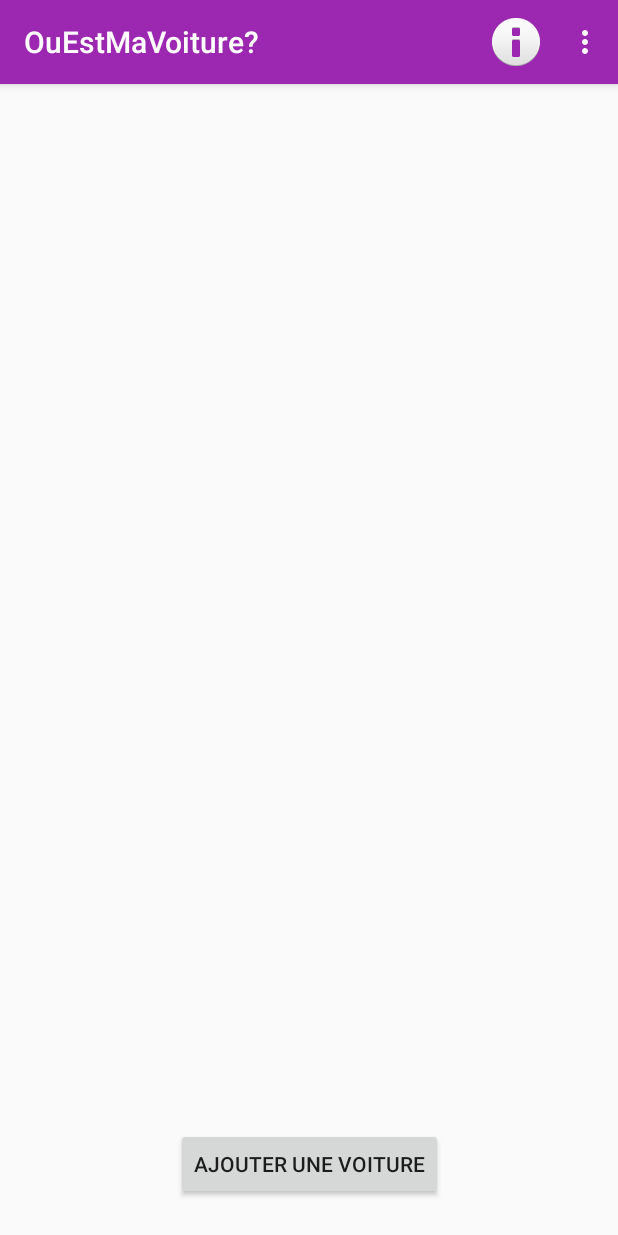
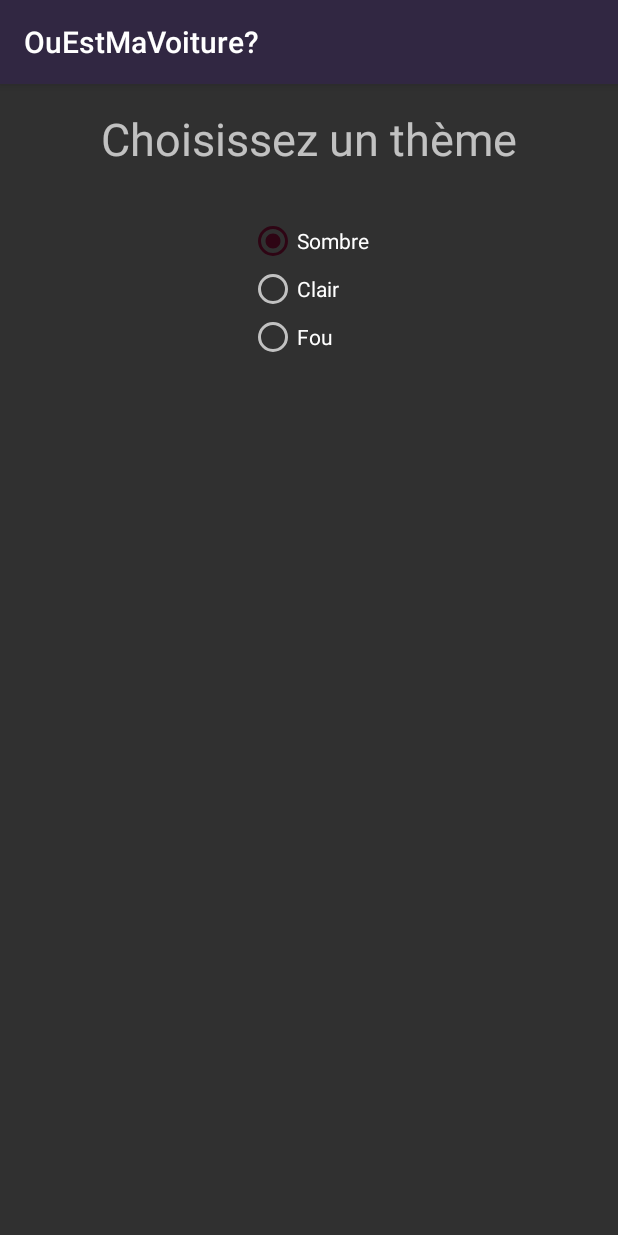
Before and after one commit to Fileboss/dut_projet_android, an Android app: the screen it shows after launch (listeVoitures before the commit, SettingsActivity after it), in the options menu, after a tap on "Paramètres", on a phone screen of 412 x 824 dp. Run offline under Robolectric (Android 15) with nearby library versions, the phone set to English and light mode, and no system bars; 1 statement that could not run was skipped.

Commit message:
LES SETTINGSSSSSSSSS OUIIII

```diff
--- a/app/src/main/java/com/example/recupdonneesgps/MainActivity.java
+++ b/app/src/main/java/com/example/recupdonneesgps/MainActivity.java
@@ -11,6 +11,7 @@ import android.content.ContentValues;
 import android.content.Context;
 import android.content.DialogInterface;
 import android.content.Intent;
+import android.content.SharedPreferences;
 import android.content.pm.PackageManager;
 import android.database.Cursor;
 import android.database.sqlite.SQLiteDatabase;
@@ -25,12 +26,15 @@ import android.widget.EditText;
 import android.widget.TextView;
 import android.widget.Toast;
 
-public class MainActivity extends AppCompatActivity implements LocationListener{
+public class MainActivity extends AppCompatActivity implements LocationListener {
 
     protected LocationManager locationManager;
     TextView txtLat;
     private ClientDbHelper dbLoca;
     private Location currentLoca;
+
+    private static final String PREFS_NAME = "prefs";
+    private static final String PREF_DARK_THEME = "theme";
 
 
     private void closeWithResultBool(Boolean b) {
@@ -53,12 +57,8 @@ public class MainActivity extends AppCompatActivity implements LocationListener{
         cv.put("Long", this.currentLoca.getLongitude());
         cv.put("Lat", this.currentLoca.getLatitude());
         writableDb.insert("Location", null, cv);
+        Toast.makeText(this, "Voiture " + e.getText().toString() + " ajoutée.", Toast.LENGTH_SHORT).show();
         e.setText("");
-
-        SQLiteDatabase readableDb = this.dbLoca.getReadableDatabase();
-        Cursor curs = readableDb.rawQuery("SELECT * FROM LOCATION WHERE id=1;", null);
-        curs.moveToFirst();
-        //Toast.makeText(this, curs.getString(curs.getColumnIndexOrThrow("nomVoiture")), Toast.LENGTH_SHORT).show();
 
         closeWithResultBool(true);
     }
@@ -66,6 +66,9 @@ public class MainActivity extends AppCompatActivity implements LocationListener{
     @Override
     protected void onCreate(Bundle savedInstanceState) {
         super.onCreate(savedInstanceState);
+        SharedPreferences preferences = getSharedPreferences(PREFS_NAME, MODE_PRIVATE);
+        int themeUsed = preferences.getInt(PREF_DARK_THEME, R.style.AppTheme_Dark);
+        this.setTheme(themeUsed);
         Intent i = new Intent(this, MainActivity.class);
         setContentView(R.layout.activity_main);
 
--- a/app/src/main/java/com/example/recupdonneesgps/MapsActivity.java
+++ b/app/src/main/java/com/example/recupdonneesgps/MapsActivity.java
@@ -3,6 +3,7 @@ package com.example.recupdonneesgps;
 import androidx.fragment.app.FragmentActivity;
 
 import android.content.Intent;
+import android.content.SharedPreferences;
 import android.database.Cursor;
 import android.database.sqlite.SQLiteDatabase;
 import android.os.Bundle;
--- /dev/null
+++ b/app/src/main/java/com/example/recupdonneesgps/SettingsActivity.java
@@ -0,0 +1,69 @@
+package com.example.recupdonneesgps;
+
+import android.content.SharedPreferences;
+import android.os.Bundle;
+import android.widget.RadioButton;
+import android.widget.RadioGroup;
+
+
+import androidx.appcompat.app.AppCompatActivity;
+
+
+public class SettingsActivity extends AppCompatActivity {
+
+    private static final String PREFS_NAME = "prefs";
+    private static final String PREF_DARK_THEME = "theme";
+
+
+    @Override
+    protected void onCreate(Bundle savedInstanceState) {
+        super.onCreate(savedInstanceState);
+        SharedPreferences preferences = getSharedPreferences(PREFS_NAME, MODE_PRIVATE);
+        int themeUsed = preferences.getInt(PREF_DARK_THEME, R.style.AppTheme_Dark);
+        this.setTheme(themeUsed);
+        setContentView(R.layout.activity_settings);
+        switch(themeUsed) {
+            case R.style.AppTheme_Dark:
+                ((RadioButton) findViewById(R.id.radioDarkTheme)).setChecked(true);
+                break;
+            case R.style.AppTheme_Light:
+                ((RadioButton) findViewById(R.id.radioLightTheme)).setChecked(true);
+                break;
+            case R.style.AppTheme_Crazy:
+                ((RadioButton) findViewById(R.id.radioCrazyTheme)).setChecked(true);
+                break;
+        }
+
+        ////////////
+        RadioGroup rg = findViewById(R.id.themeRadioGroup);
+        rg.setOnCheckedChangeListener(new RadioGroup.OnCheckedChangeListener() {
+            @Override
+            public void onCheckedChanged(RadioGroup rg, int i) {
+                int id = 0;
+                SharedPreferences.Editor editor = getSharedPreferences(PREFS_NAME, MODE_PRIVATE).edit();
+                switch(rg.getCheckedRadioButtonId()) {
+                    case R.id.radioLightTheme:
+                        id = R.style.AppTheme_Light;
+                        break;
+                    case R.id.radioDarkTheme:
+                        id = R.style.AppTheme_Dark;
+                        break;
+                    case R.id.radioCrazyTheme:
+                        id = R.style.AppTheme_Crazy;
+                        break;
+                }
+                editor.putInt(PREF_DARK_THEME, id);
+                editor.apply();
+
+                finish();
+                overridePendingTransition(0, 0);
+                startActivity(getIntent());
+                overridePendingTransition(0, 0);
+            }
+        });
+        //////////////
+
+
+    }
+
+}
--- a/app/src/main/java/com/example/recupdonneesgps/listeVoitures.java
+++ b/app/src/main/java/com/example/recupdonneesgps/listeVoitures.java
@@ -1,28 +1,19 @@
 package com.example.recupdonneesgps;
 
-import androidx.appcompat.app.AlertDialog;
+
 import androidx.appcompat.app.AppCompatActivity;
-import androidx.constraintlayout.widget.ConstraintLayout;
-import androidx.core.app.ActivityCompat;
-import androidx.core.content.ContextCompat;
 
-import android.Manifest;
-import android.content.DialogInterface;
 import android.content.Intent;
-import android.content.pm.PackageManager;
+import android.content.SharedPreferences;
 import android.database.Cursor;
 import android.database.sqlite.SQLiteDatabase;
 import android.os.Bundle;
 import android.view.Menu;
 import android.view.MenuItem;
 import android.view.View;
-import android.widget.Adapter;
-import android.widget.AdapterView;
 import android.widget.ArrayAdapter;
-import android.widget.ListAdapter;
 import android.widget.ListView;
-import android.widget.TextView;
-import android.widget.Toast;
+
 
 import java.util.ArrayList;
 import java.util.List;
@@ -33,6 +24,9 @@ public class listeVoitures extends AppCompatActivity {
     ArrayAdapter<String> adapter;
     public static final int MY_PERMISSIONS_REQUEST_LOCATION = 99;
     public static final int MY_PERMISSIONS_REQUEST_STORAGE = 98;
+    private static final String PREFS_NAME = "prefs";
+    private static final String PREF_DARK_THEME = "theme";
+
 
     public void onClickAjouter(View v) {
         startActivityForResult(new Intent(this, MainActivity.class), 55);
@@ -46,7 +40,7 @@ public class listeVoitures extends AppCompatActivity {
     }*/
 
     private void afficherVoitures() {
-        Toast.makeText(this, "Afficher voiture", Toast.LENGTH_SHORT).show();
+        //Toast.makeText(this, "Afficher voiture", Toast.LENGTH_SHORT).show();
         SQLiteDatabase readableDb = this.dbLoca.getReadableDatabase();
 
         ListView listeVoiture = findViewById(R.id.textVoiture);
@@ -58,10 +52,11 @@ public class listeVoitures extends AppCompatActivity {
         }
         this.adapter = new VoituresAdapter(this,0, valeursVoit);
         listeVoiture.setAdapter(this.adapter);
+        curs.close();
     }
 
     public void supprimerVoiture(String id) {
-        Toast.makeText(this, "suprimer voiture", Toast.LENGTH_SHORT).show();
+        //Toast.makeText(this, "suprimer voiture", Toast.LENGTH_SHORT).show();
         SQLiteDatabase writableDb = this.dbLoca.getWritableDatabase();
         writableDb.delete("Location", "id="+id, null);
         this.afficherVoitures();
@@ -70,17 +65,12 @@ public class listeVoitures extends AppCompatActivity {
     @Override
     protected void onCreate(Bundle savedInstanceState) {
         super.onCreate(savedInstanceState);
-
-        if(checkLocationPermission())
-        checkStorageLocation();
-
-
+        SharedPreferences preferences = getSharedPreferences(PREFS_NAME, MODE_PRIVATE);
+        int themeUsed = preferences.getInt(PREF_DARK_THEME, R.style.AppTheme_Dark);
+        this.setTheme(themeUsed);
         setContentView(R.layout.activity_liste_voitures);
         this.dbLoca = new ClientDbHelper(this);
         this.afficherVoitures();
-
-
-
     }
 
     @Override
@@ -98,16 +88,17 @@ public class listeVoitures extends AppCompatActivity {
     @Override
     protected void onActivityResult(int requestCode, int resultCode, Intent data){
         super.onActivityResult(requestCode, resultCode, data);
-        if(requestCode==55);{
-            boolean valeur = data.getBooleanExtra("addedInDB", false);
-            if(valeur) {
-                ListView listeVoiture = findViewById(R.id.textVoiture);
-                /*if (listeVoiture.getChildCount() > 0)
-                    listeVoiture.removeAllViews(); */
-                this.afficherVoitures();
-                Toast.makeText(this, "WOW GENE", Toast.LENGTH_SHORT).show();
-
-            }
+        switch(requestCode){
+            case 55:
+                boolean v55 = data.getBooleanExtra("addedInDB", false);
+                if(v55) {
+                    this.afficherVoitures();
+                }
+                break;
+            case 56:
+                finish();
+                startActivity(getIntent());
+                break;
         }
     }
 
@@ -121,16 +112,18 @@ public class listeVoitures extends AppCompatActivity {
     public boolean onOptionsItemSelected(MenuItem item) {
         switch (item.getItemId()) {
             case R.id.menu_parametres :
+                Intent intentSettings = new Intent(this, SettingsActivity.class);
+                startActivityForResult(intentSettings, 56);
                 break;
             case R.id.menu_about :
-                Intent myIntent = new Intent(this, AboutActivity.class);
-                startActivity(myIntent);
+                Intent intentAbout = new Intent(this, AboutActivity.class);
+                startActivity(intentAbout);
                 break;
         }
         return super.onOptionsItemSelected(item);
     }
 
-    // Code copié d'internet permettant de demander proprement l'autorisation d'accès à la position GPS
+    /*
     public boolean checkLocationPermission() {
         if (ContextCompat.checkSelfPermission(this,
                 Manifest.permission.ACCESS_FINE_LOCATION)
@@ -169,7 +162,7 @@ public class listeVoitures extends AppCompatActivity {
         } else {
             return true;
         }
-    }
+    }*/
 
    /* @Override
     public void onRequestPermissionsResult(int requestCode,
@@ -225,7 +218,7 @@ public class listeVoitures extends AppCompatActivity {
 
         }
     }*/
-
+/*
     public boolean checkStorageLocation() {
         if (ContextCompat.checkSelfPermission(this,
                 Manifest.permission.WRITE_EXTERNAL_STORAGE)
@@ -260,5 +253,5 @@ public class listeVoitures extends AppCompatActivity {
             return true;
         }
     }
-
+*/
 }
--- /dev/null
+++ b/app/src/main/res/layout/activity_settings.xml
@@ -0,0 +1,49 @@
+<?xml version="1.0" encoding="utf-8"?>
+<androidx.constraintlayout.widget.ConstraintLayout xmlns:android="http://schemas.android.com/apk/res/android"
+    xmlns:app="http://schemas.android.com/apk/res-auto"
+    xmlns:tools="http://schemas.android.com/tools"
+    android:layout_width="match_parent"
+    android:layout_height="match_parent">
+
+    <RadioGroup
+        android:id="@+id/themeRadioGroup"
+        android:layout_width="wrap_content"
+        android:layout_height="wrap_content"
+        android:layout_marginTop="32dp"
+        app:layout_constraintBottom_toBottomOf="parent"
+        app:layout_constraintEnd_toEndOf="parent"
+        app:layout_constraintStart_toStartOf="parent"
+        app:layout_constraintTop_toBottomOf="@+id/settingsThemeTitle"
+        app:layout_constraintVertical_bias="0.0">
+
+        <RadioButton
+            android:id="@+id/radioDarkTheme"
+            android:layout_width="match_parent"
+            android:layout_height="wrap_content"
+            android:checked="true"
+            android:text="@string/radio_settings_dark" />
+
+        <RadioButton
+            android:id="@+id/radioLightTheme"
+            android:layout_width="match_parent"
+            android:layout_height="wrap_content"
+            android:text="@string/radio_settings_light" />
+
+        <RadioButton
+            android:id="@+id/radioCrazyTheme"
+            android:layout_width="match_parent"
+            android:layout_height="wrap_content"
+            android:text="@string/radio_settings_crazy" />
+    </RadioGroup>
+
+    <TextView
+        android:id="@+id/settingsThemeTitle"
+        android:layout_width="wrap_content"
+        android:layout_height="wrap_content"
+        android:layout_marginTop="16dp"
+        android:text="@string/title_settings_theme"
+        android:textSize="30sp"
+        app:layout_constraintEnd_toEndOf="parent"
+        app:layout_constraintStart_toStartOf="parent"
+        app:layout_constraintTop_toTopOf="parent" />
+</androidx.constraintlayout.widget.ConstraintLayout>
--- a/app/src/main/res/values/colors.xml
+++ b/app/src/main/res/values/colors.xml
@@ -3,4 +3,13 @@
     <color name="colorPrimary">#9C27B0</color>
     <color name="colorPrimaryDark">#673AB7</color>
     <color name="colorAccent">#D81B60</color>
+
+    <color name="colorDarkPrimary">#340F3A</color>
+    <color name="colorDarkPrimaryDark">#312742</color>
+    <color name="colorDarkAccent">#2E0514</color>
+
+    <color name="colorCrazyPrimary">#C84FDC</color>
+    <color name="colorCrazyPrimaryDark">#ED20E3</color>
+    <color name="colorCrazyAccent">#31F1E3</color>
+
 </resources>
--- a/app/src/main/res/values/strings.xml
+++ b/app/src/main/res/values/strings.xml
@@ -22,5 +22,9 @@
     <string name="text_location_permission">Autoriser vous OuEstMaVoiture? à accéder à la position de votre appareil ?</string>
     <string name="title_storage_permission">Autoriser l\'accès à l\'espace de stockage ?</string>
     <string name="text_storage_permission">Autoriser vous OuEstMaVoiture? à accéder au stockage de votre appareil ?</string>
+    <string name="title_settings_theme">Choisissez un thème</string>
+    <string name="radio_settings_dark">Sombre</string>
+    <string name="radio_settings_light">Clair</string>
+    <string name="radio_settings_crazy">Fou</string>
 
 </resources>
--- a/app/src/main/res/values/styles.xml
+++ b/app/src/main/res/values/styles.xml
@@ -1,11 +1,24 @@
 <resources>
 
     <!-- Base application theme. -->
-    <style name="AppTheme" parent="Theme.AppCompat.Light.DarkActionBar">
+    <style name="AppTheme.Light" parent="Theme.AppCompat.Light.DarkActionBar">
         <!-- Customize your theme here. -->
         <item name="colorPrimary">@color/colorPrimary</item>
         <item name="colorPrimaryDark">@color/colorPrimaryDark</item>
         <item name="colorAccent">@color/colorAccent</item>
     </style>
 
+    <style name="AppTheme.Dark" parent="Theme.AppCompat">
+        <item name="colorPrimary">@color/colorDarkPrimaryDark</item>
+        <item name="colorPrimaryDark">@color/colorDarkPrimaryDark</item>
+        <item name="colorAccent">@color/colorDarkAccent</item>
+    </style>
+
+    <style name="AppTheme.Crazy" parent="Theme.AppCompat">
+        <item name="colorPrimary">@color/colorCrazyPrimary</item>
+        <item name="colorPrimaryDark">@color/colorCrazyPrimaryDark</item>
+        <item name="colorAccent">@color/colorCrazyAccent</item>
+        <item name="android:textColor">@color/colorCrazyAccent</item>
+    </style>
+
 </resources>
```
Also changed, not shown: app/src/main/AndroidManifest.xml (+2 -5 lines), app/src/main/java/com/example/recupdonneesgps/AboutActivity.java (+7 -0 lines), app/src/main/java/com/example/recupdonneesgps/OpenMapsActivity.java (+9 -0 lines), 1 other file.
